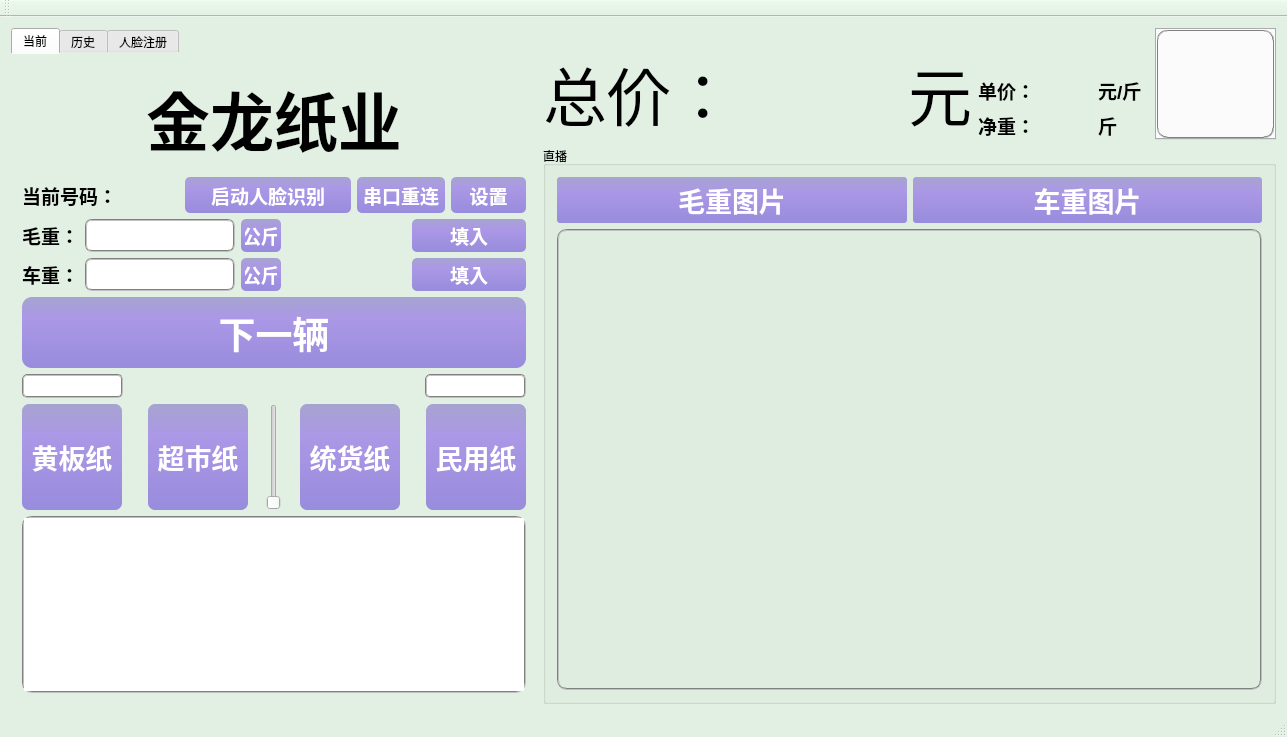
ljhuan/WasteRecycle, file wasterecycle.ui: the form before one commit.
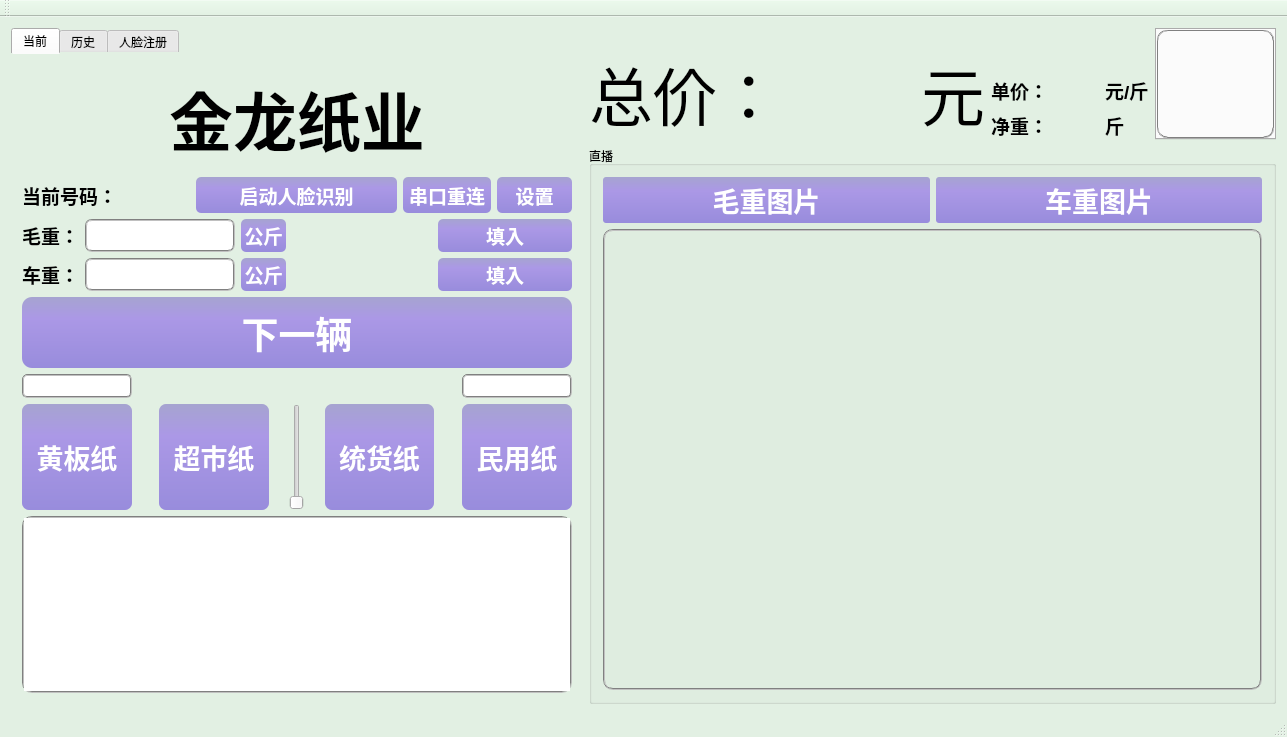
The form after the commit.

What changed in the file:
```diff
--- a/wasterecycle.ui
+++ b/wasterecycle.ui
@@ -90,7 +90,7 @@
    <string notr="true"/>
   </property>
   <widget class="QWidget" name="centralWidget">
-   <layout class="QHBoxLayout" name="horizontalLayout_9" stretch="4,6">
+   <layout class="QHBoxLayout" name="horizontalLayout_9" stretch="5,6">
     <item>
      <widget class="QTabWidget" name="tabWidget">
       <property name="styleSheet">
```
